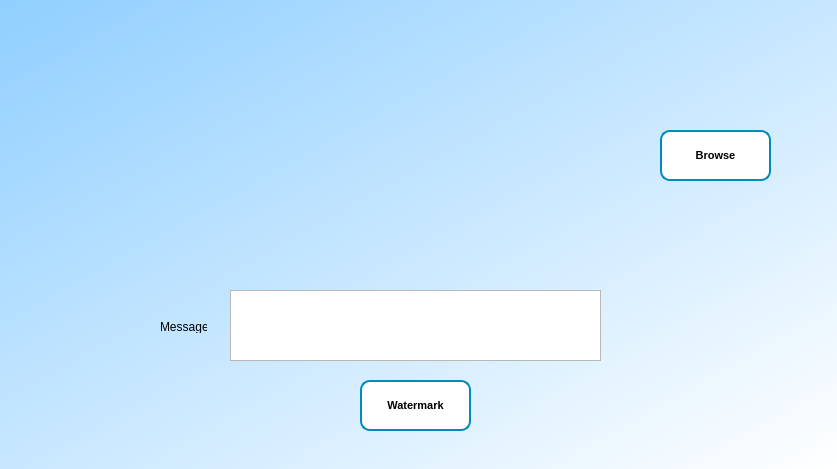
Qt form watermark_front.ui (HorHakim/steganography) before a commit.
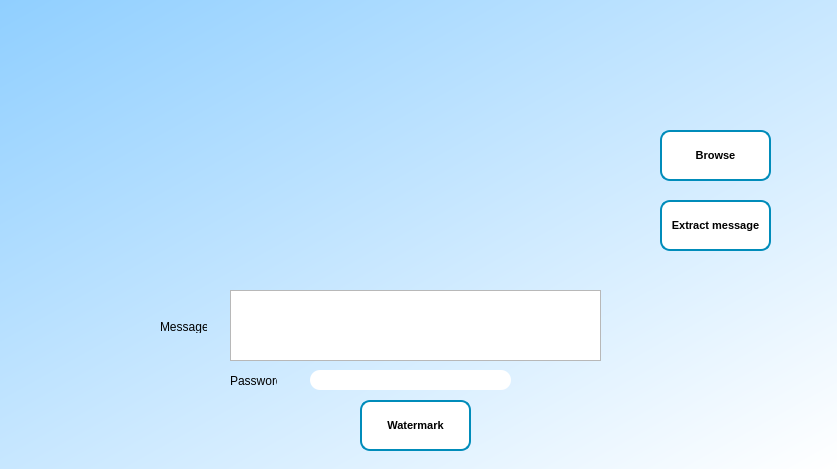
The same form after that commit.

Commit message: connexion front/back

Patch:
```diff
--- a/watermark_front.ui
+++ b/watermark_front.ui
@@ -96,10 +96,13 @@
     </property>
    </widget>
    <widget class="QPushButton" name="watermark_button">
+    <property name="enabled">
+     <bool>false</bool>
+    </property>
     <property name="geometry">
      <rect>
       <x>360</x>
-      <y>380</y>
+      <y>400</y>
       <width>111</width>
       <height>51</height>
      </rect>
@@ -108,6 +111,45 @@
      <string>Watermark</string>
     </property>
    </widget>
+   <widget class="QPushButton" name="extract_message_button">
+    <property name="enabled">
+     <bool>false</bool>
+    </property>
+    <property name="geometry">
+     <rect>
+      <x>660</x>
+      <y>200</y>
+      <width>111</width>
+      <height>51</height>
+     </rect>
+    </property>
+    <property name="text">
+     <string>Extract message</string>
+    </property>
+   </widget>
+   <widget class="QLineEdit" name="password_line_edit">
+    <property name="geometry">
+     <rect>
+      <x>310</x>
+      <y>370</y>
+      <width>201</width>
+      <height>20</height>
+     </rect>
+    </property>
+   </widget>
+   <widget class="QLabel" name="password">
+    <property name="geometry">
+     <rect>
+      <x>230</x>
+      <y>374</y>
+      <width>47</width>
+      <height>13</height>
+     </rect>
+    </property>
+    <property name="text">
+     <string>Password</string>
+    </property>
+   </widget>
   </widget>
  </widget>
  <resources/>
```
Left out of the diff: 3 changed lines with no effect on the pictures. The commit also changes 4 other files.
